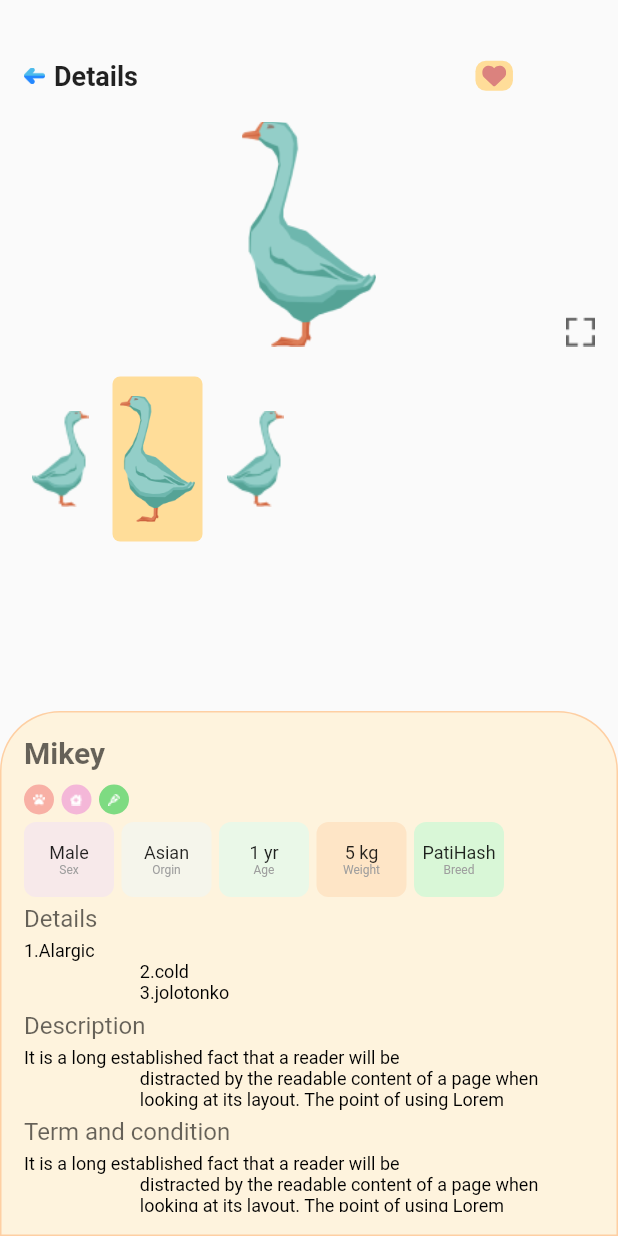
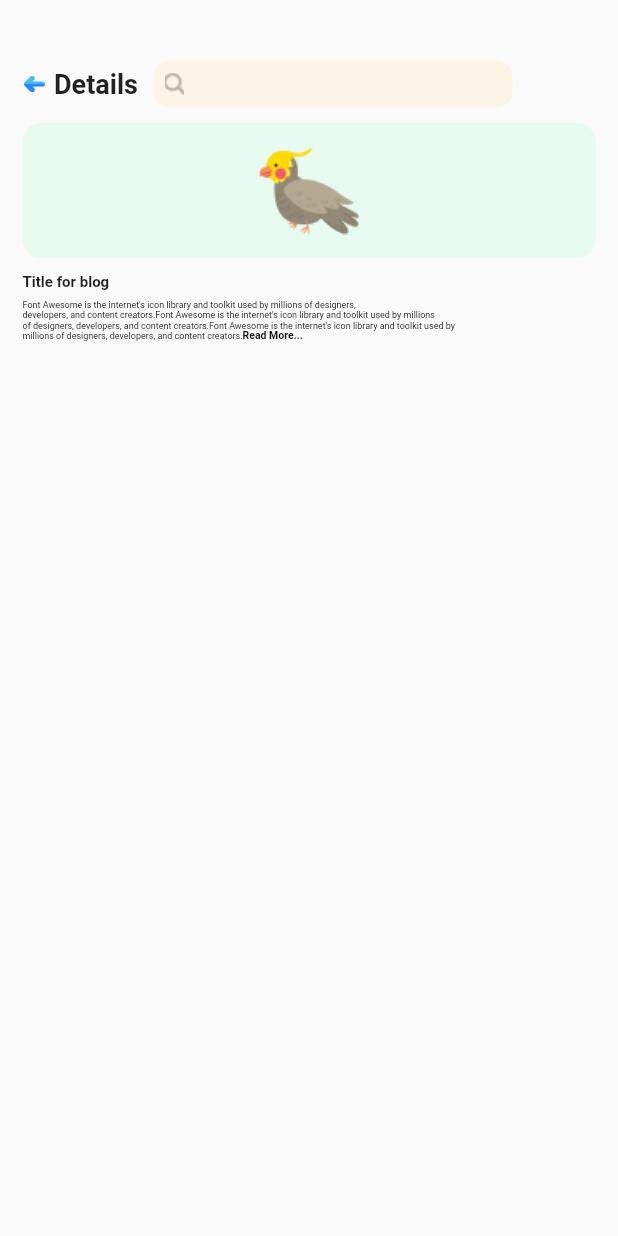
Before and after one commit to IshrakKhalil/Adopt-Box, a Flutter app: the screen it shows after launch, on a phone screen of 412 x 824 dp. Run offline on Flutter 3.47's test engine with Material 2 defaults, Android fonts, the phone set to English and light mode, and no system bars; our stand-ins replace flutter_svg.

Commit message:
Box Style

```diff
--- /dev/null
+++ b/lib/blog_screen.dart
@@ -0,0 +1,110 @@
+// ignore_for_file: camel_case_types, prefer_const_constructors, prefer_const_literals_to_create_immutables
+
+import 'package:flutter/material.dart';
+
+class Blog_Box extends StatelessWidget {
+  static const String blog = "Blog_Box";
+  const Blog_Box({Key? key}) : super(key: key);
+
+  @override
+  Widget build(BuildContext context) {
+    return Scaffold(
+      body: Padding(
+        padding: const EdgeInsets.only(top: 40, left: 15, right: 15),
+        child: Column(
+          crossAxisAlignment: CrossAxisAlignment.start,
+          children: [
+            Row(
+              children: [
+                Image.asset(
+                  "assets/icon/Arrow Back.png",
+                  width: 16,
+                  height: 11,
+                ),
+                SizedBox(
+                  width: 5,
+                ),
+                Text(
+                  "Details",
+                  style: TextStyle(
+                    fontSize: 18,
+                    fontWeight: FontWeight.bold,
+                  ),
+                ),
+                SizedBox(
+                  width: 10,
+                ),
+                Container(
+                  height: 32,
+                  width: 240,
+                  decoration: BoxDecoration(
+                    color: Color(0xffFFDD99).withOpacity(0.2),
+                    borderRadius: BorderRadius.circular(12),
+                  ),
+                  child: Padding(
+                    padding: const EdgeInsets.only(left: 8),
+                    child: Row(
+                      children: [
+                        Image.asset(
+                          "assets/icon/search.png",
+                        ),
+                      ],
+                    ),
+                  ),
+                ),
+              ],
+            ),
+            SizedBox(height: 10),
+            Container(
+              height: 90,
+              width: double.maxFinite,
+              decoration: BoxDecoration(
+                color: Color(0xffA2FECF).withOpacity(0.2),
+                borderRadius: BorderRadius.circular(12),
+              ),
+              child: Image.asset(
+                "assets/icon/Bird.png",
+              ),
+            ),
+            SizedBox(
+              height: 10,
+            ),
+            Text(
+              "Title for blog ",
+              style: TextStyle(
+                fontSize: 10,
+                fontWeight: FontWeight.bold,
+              ),
+            ),
+            SizedBox(
+              height: 5,
+            ),
+            RichText(
+              text: TextSpan(
+                text:
+                    '''Font Awesome is the internet's icon library and toolkit used by millions of designers,
+developers, and content creators.Font Awesome is the internet's icon library and toolkit used by millions
+of designers, developers, and content creators.Font Awesome is the internet's icon library and toolkit used by
+millions of designers, developers, and content creators.''',
+                style: TextStyle(
+                  color: Colors.black,
+                  fontSize: 6,
+                ),
+                children: const <TextSpan>[
+                  TextSpan(
+                    text: 'Read More...',
+                    style: TextStyle(
+                      color: Colors.black,
+                      fontWeight: FontWeight.bold,
+                      fontSize: 7,
+                    ),
+                  ),
+                ],
+              ),
+            ),
+          ],
+        ),
+      ),
+    );
+  }
+}
--- a/lib/main.dart
+++ b/lib/main.dart
@@ -1,5 +1,6 @@
 // ignore_for_file: prefer_const_constructors
 
+import 'package:abopt_box/blog_screen.dart';
 import 'package:abopt_box/details_screen.dart';
 import 'package:abopt_box/homepage_box.dart';
 import 'package:abopt_box/urgent_post.dart';
@@ -18,11 +19,13 @@ class Myapp extends StatelessWidget {
       debugShowCheckedModeBanner: false,
       //initialRoute: HomePage_Box.home,
       //initialRoute: UrgentPost_Box.urgent,
-      initialRoute: Details_Screen.detail,
+      //initialRoute: Details_Screen.detail,
+      initialRoute: Blog_Box.blog,
       routes: {
         HomePage_Box.home: (context) => HomePage_Box(),
         UrgentPost_Box.urgent: (context) => UrgentPost_Box(),
         Details_Screen.detail: (context) => Details_Screen(),
+        Blog_Box.blog: (context) => Blog_Box(),
       },
     );
   }
```
Also changed, not shown: assets/icon/Bird.png (added), assets/icon/search.png (added).
